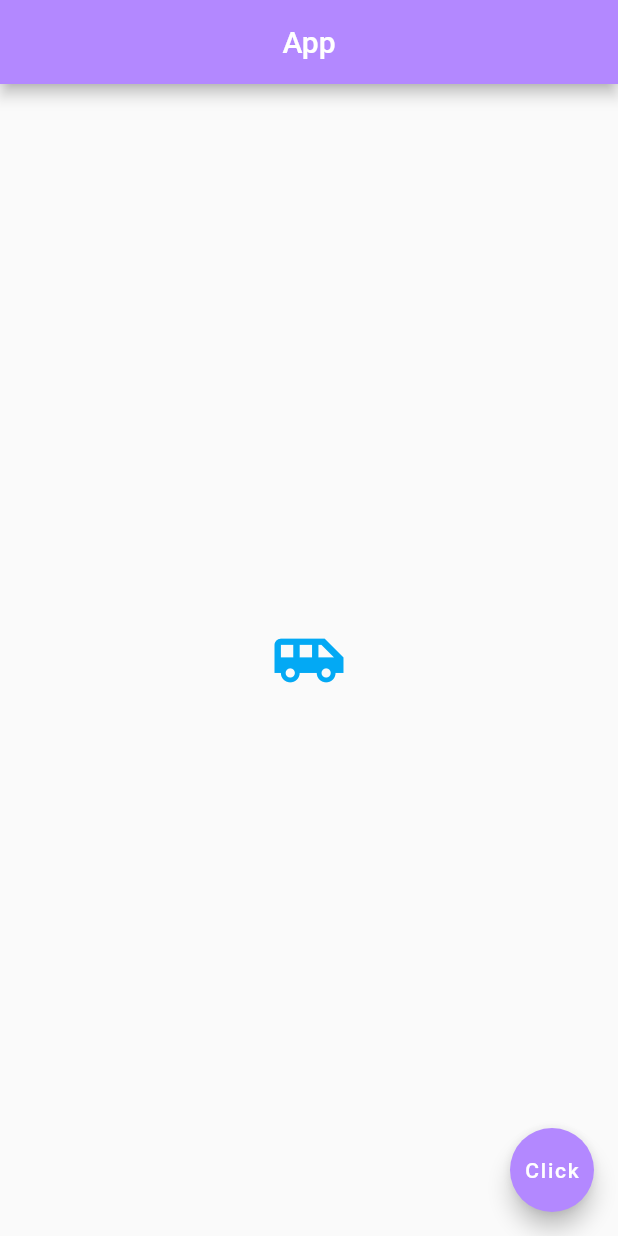
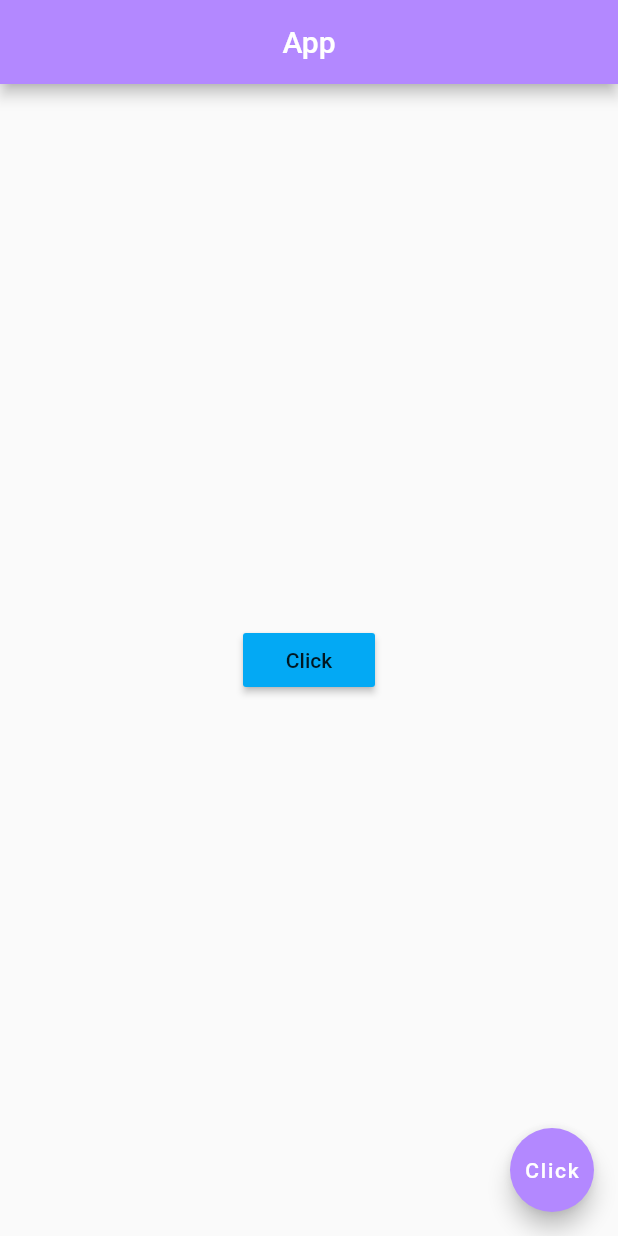
Before and after one commit to KeithChasen/simple-flutter-app, a Flutter app: the screen it shows after launch, after a tap on "Click", on a phone screen of 412 x 824 dp. Run offline on Flutter 3.47's test engine with Material 2 defaults, Android fonts, the phone set to English and light mode, and no system bars.

Commit message:
example of raised button

```diff
--- a/lib/main.dart
+++ b/lib/main.dart
@@ -14,10 +14,12 @@ class Home extends StatelessWidget {
         backgroundColor: Colors.deepPurpleAccent[100],
       ),
       body: Center(
-        child: Icon(
-          Icons.airport_shuttle,
+        child: RaisedButton(
+          onPressed: () {
+            print('That was clicked');
+          },
+          child: Text('Click'),
           color: Colors.lightBlue,
-          size: 50,
         ),
       ),
       floatingActionButton: FloatingActionButton(
```
